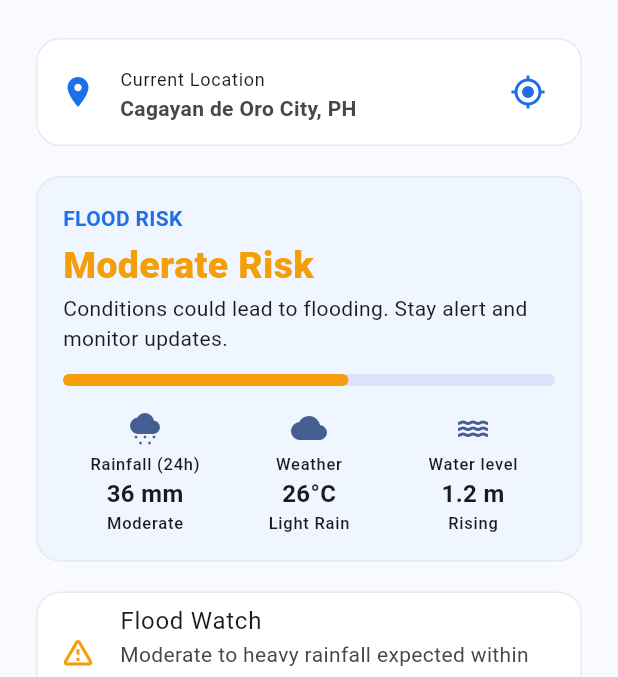
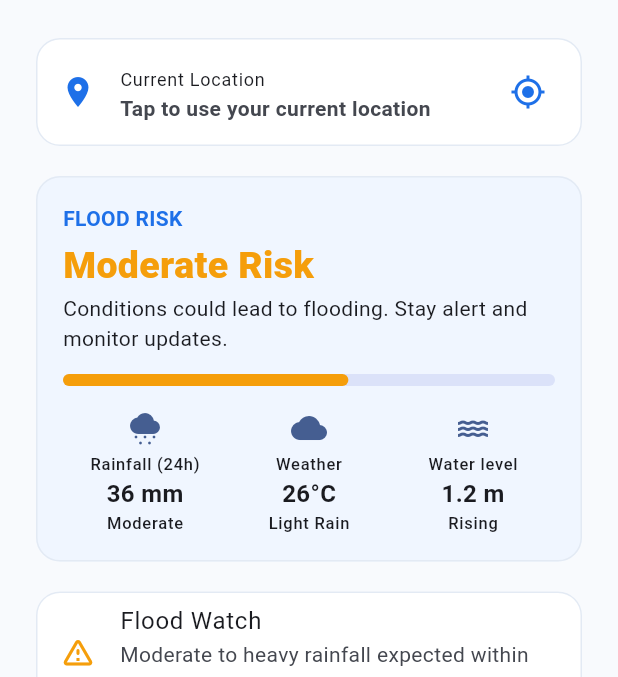
Before and after one commit to leitorrefiel/floodguard-ai, a Flutter app: the screen it shows after launch, on a phone screen of 412 x 824 dp, the part 103-780 px from its top. Run offline on Flutter 3.47's test engine with Material 3 defaults, Android fonts, the phone set to English and light mode, and no system bars; our stand-ins replace geocoding, geolocator.

Commit message:
Add device GPS location support

```diff
--- a/lib/screens/home_screen.dart
+++ b/lib/screens/home_screen.dart
@@ -1,5 +1,8 @@
+import 'dart:async';
+
 import 'package:flutter/material.dart';
 
+import '../services/device_location_service.dart';
 import '../services/risk_service.dart';
 import '../utils/app_theme.dart';
 import '../widgets/app_bottom_nav.dart';
@@ -10,8 +13,18 @@ import 'report_hazard_screen.dart';
 import 'risk_details_screen.dart';
 import 'safety_tips_screen.dart';
 
-class HomeScreen extends StatelessWidget {
+class HomeScreen extends StatefulWidget {
   const HomeScreen({super.key});
+
+  @override
+  State<HomeScreen> createState() => _HomeScreenState();
+}
+
+class _HomeScreenState extends State<HomeScreen> {
+  final _locationService = DeviceLocationService();
+  String _locationLabel = 'Tap to use your current location';
+  String? _coordinates;
+  bool _isLoadingLocation = false;
 
   @override
   Widget build(BuildContext context) {
@@ -248,20 +261,63 @@ class HomeScreen extends StatelessWidget {
     );
   }
 
+  Future<void> _refreshLocation() async {
+    setState(() => _isLoadingLocation = true);
+    try {
+      final location = await _locationService.getCurrentLocation();
+      if (!mounted) return;
+      setState(() {
+        _locationLabel = location.label;
+        _coordinates =
+            '${location.latitude.toStringAsFixed(5)}° N, ${location.longitude.toStringAsFixed(5)}° E';
+      });
+    } on LocationAccessException catch (error) {
+      if (mounted) {
+        _showMessage(error.message);
+      }
+    } on TimeoutException {
+      if (mounted) {
+        _showMessage(
+          'Location request timed out. Please try again outdoors or with GPS enabled.',
+        );
+      }
+    } catch (_) {
+      if (mounted) {
+        _showMessage(
+          'Unable to read your location right now. Please try again.',
+        );
+      }
+    } finally {
+      if (mounted) setState(() => _isLoadingLocation = false);
+    }
+  }
+
+  void _showMessage(String text) =>
+      ScaffoldMessenger.of(context).showSnackBar(SnackBar(content: Text(text)));
+
   Widget _locationCard(BuildContext context) => Card(
     child: ListTile(
       leading: const Icon(Icons.location_on, color: AppTheme.blue),
       title: const Text('Current Location', style: TextStyle(fontSize: 12)),
-      subtitle: const Text(
-        'Cagayan de Oro City, PH',
-        style: TextStyle(fontWeight: FontWeight.w700),
+      subtitle: Column(
+        crossAxisAlignment: CrossAxisAlignment.start,
+        children: [
+          Text(
+            _locationLabel,
+            style: const TextStyle(fontWeight: FontWeight.w700),
+          ),
+          if (_coordinates != null)
+            Text(_coordinates!, style: const TextStyle(fontSize: 11)),
+        ],
       ),
-      trailing: const Icon(Icons.my_location, color: AppTheme.blue),
-      onTap: () => ScaffoldMessenger.of(context).showSnackBar(
-        const SnackBar(
-          content: Text('Current location selected: Cagayan de Oro City, PH.'),
-        ),
-      ),
+      trailing: _isLoadingLocation
+          ? const SizedBox(
+              width: 20,
+              height: 20,
+              child: CircularProgressIndicator(strokeWidth: 2),
+            )
+          : const Icon(Icons.my_location, color: AppTheme.blue),
+      onTap: _isLoadingLocation ? null : _refreshLocation,
     ),
   );
 
--- /dev/null
+++ b/lib/services/device_location_service.dart
@@ -0,0 +1,76 @@
+import 'package:geocoding/geocoding.dart';
+import 'package:geolocator/geolocator.dart';
+
+class DeviceLocation {
+  const DeviceLocation({
+    required this.label,
+    required this.latitude,
+    required this.longitude,
+  });
+
+  final String label;
+  final double latitude;
+  final double longitude;
+}
+
+class LocationAccessException implements Exception {
+  const LocationAccessException(this.message);
+  final String message;
+}
+
+class DeviceLocationService {
+  DeviceLocationService({Geocoding? geocoding}) : _geocoding = geocoding;
+
+  Geocoding? _geocoding;
+
+  Future<DeviceLocation> getCurrentLocation() async {
+    if (!await Geolocator.isLocationServiceEnabled()) {
+      throw const LocationAccessException(
+        'Turn on your phone location service, then try again.',
+      );
+    }
+
+    var permission = await Geolocator.checkPermission();
+    if (permission == LocationPermission.denied) {
+      permission = await Geolocator.requestPermission();
+    }
+    if (permission == LocationPermission.denied) {
+      throw const LocationAccessException('Location permission was denied.');
+    }
+    if (permission == LocationPermission.deniedForever) {
+      throw const LocationAccessException(
+        'Location permission is blocked. Enable it in App Settings.',
+      );
+    }
+
+    final position = await Geolocator.getCurrentPosition(
+      locationSettings: const LocationSettings(accuracy: LocationAccuracy.high),
+    ).timeout(const Duration(seconds: 20));
+
+    var label =
+        '${position.latitude.toStringAsFixed(5)}, ${position.longitude.toStringAsFixed(5)}';
+    try {
+      final placemarks = await (_geocoding ??= Geocoding())
+          .placemarkFromCoordinates(position.latitude, position.longitude);
+      if (placemarks.isNotEmpty) {
+        final place = placemarks.first;
+        final parts = <String>[
+          if (place.locality?.trim().isNotEmpty ?? false)
+            place.locality!.trim(),
+          if (place.administrativeArea?.trim().isNotEmpty ?? false)
+            place.administrativeArea!.trim(),
+          if (place.country?.trim().isNotEmpty ?? false) place.country!.trim(),
+        ];
+        if (parts.isNotEmpty) label = parts.join(', ');
+      }
+    } catch (_) {
+      // The coordinates remain useful when Android's geocoding service is unavailable.
+    }
+
+    return DeviceLocation(
+      label: label,
+      latitude: position.latitude,
+      longitude: position.longitude,
+    );
+  }
+}
--- a/pubspec.yaml
+++ b/pubspec.yaml
@@ -34,6 +34,8 @@ dependencies:
   # The following adds the Cupertino Icons font to your application.
   # Use with the CupertinoIcons class for iOS style icons.
   cupertino_icons: ^1.0.8
+  geocoding: ^5.0.0
+  geolocator: ^14.0.3
 
 dev_dependencies:
   flutter_test:
```
Also changed, not shown: pubspec.lock, 1 other file.
